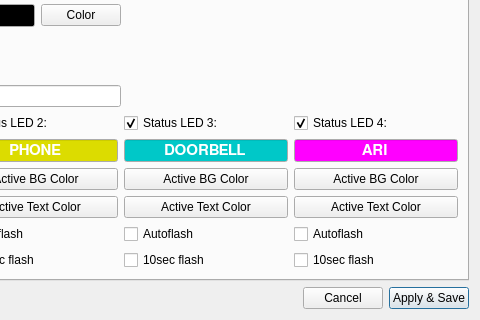
Above: settings.ui from saschaludwig/OnAirScreen before the change; both pictures show x 238 to 718 and y 203 to 523 of the 718 by 523 pixel window. Below: the same form after it.
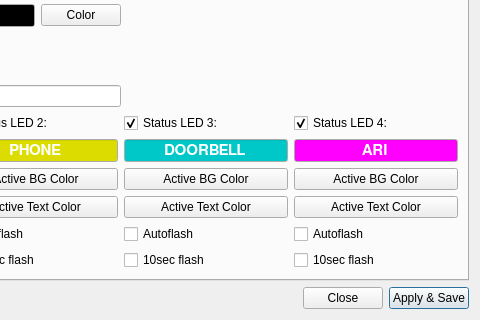
That is the form after the change.

Commit message: added hide and unhide cursor for settings window

```diff
--- a/settings.ui
+++ b/settings.ui
@@ -48,7 +48,7 @@
         <bool>true</bool>
        </property>
        <property name="text">
-        <string>Cancel</string>
+        <string>Close</string>
        </property>
       </widget>
      </item>
```
Left out of the diff: 26 changed lines with no effect on the pictures. The commit also changes 1 other file.
